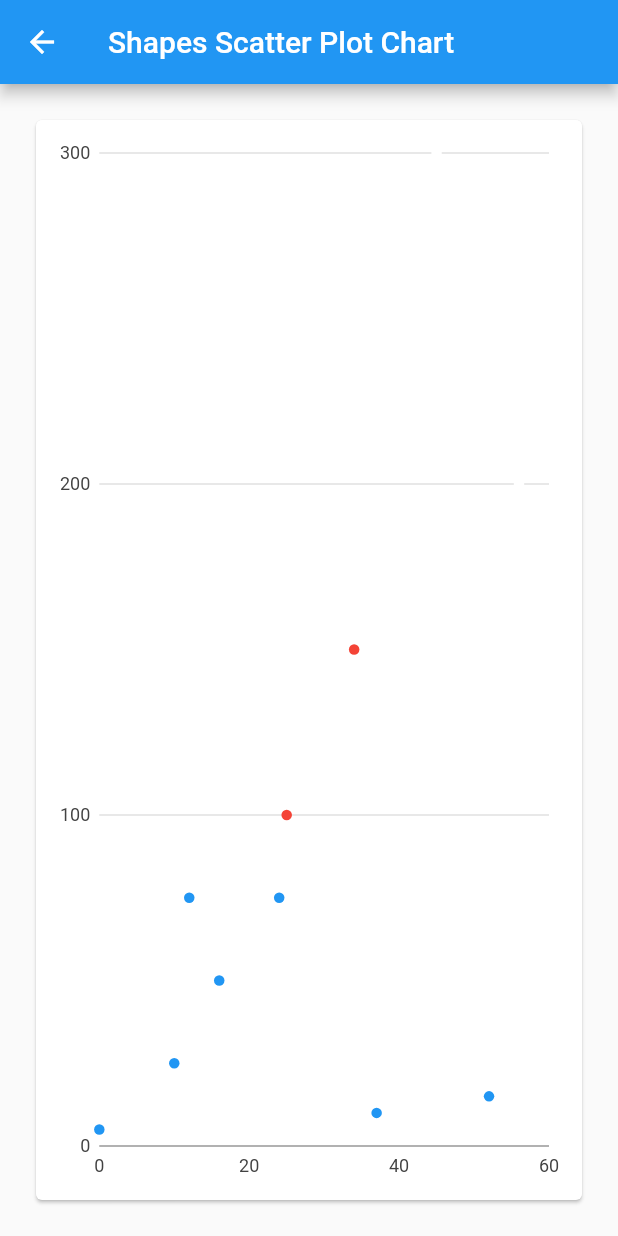
After one commit to NikhilKukreja26/Flutter-Bar-Charts, a Flutter app: the ShapesScatterPlotChartScreen screen opened directly, on a phone screen of 412 x 824 dp. The commit adds this screen. Run offline on Flutter 3.47's test engine with Material 2 defaults, Android fonts, the phone set to English and light mode, and no system bars; our stand-ins replace charts_flutter, fl_chart, pie_chart; missing offline and left inert: flutter_circular_chart; statements that could not run were skipped.

Commit message:
Scatter Plot charts completed

```diff
--- a/lib/home_page.dart
+++ b/lib/home_page.dart
@@ -3,6 +3,7 @@ import 'package:flutter/material.dart';
 import './screens/bar_charts/index.dart';
 import './screens/time_series_charts/index.dart';
 import './screens/line_charts/index.dart';
+import './screens/scatter_plot/index.dart';
 
 class HomePage extends StatelessWidget {
   @override
@@ -20,6 +21,7 @@ class HomePage extends StatelessWidget {
               BuildBarCharts(),
               BuildTimeSeriesCharts(),
               BuildLineCharts(),
+              BuildScatterPlotCharts(),
             ],
           ),
         ),
--- /dev/null
+++ b/lib/models/linear_sales.dart
@@ -0,0 +1,11 @@
+class LinearSales {
+  final int year;
+  final int sales;
+  final double radius;
+
+  LinearSales({
+    this.year,
+    this.sales,
+    this.radius,
+  });
+}
--- a/lib/screens/line_charts/index.dart
+++ b/lib/screens/line_charts/index.dart
@@ -9,3 +9,5 @@ export 'stacked_area_nulls_line_chart_screen.dart';
 export 'dashed_pattern_line_chart_screen.dart';
 export 'segments_line_chart_screen.dart';
 export 'line_annotation_line_chart_screen.dart';
+export 'range_annotation_line_chart_screen.dart';
+export 'range_annotation_margin_line_chart_screen.dart';
--- /dev/null
+++ b/lib/screens/scatter_plot/index.dart
@@ -0,0 +1,5 @@
+export 'build_scatter_plot_charts.dart';
+export 'simple_scatter_plot_chart_screen.dart';
+export 'shapes_scatter_plot_chart_screen.dart';
+export 'comparison_points_scatter_plot_chart_screen.dart';
+export 'bucketing_axis_scatter_plot_chart_screen.dart';
--- /dev/null
+++ b/lib/screens/scatter_plot/shapes_scatter_plot_chart_screen.dart
@@ -0,0 +1,167 @@
+import 'package:charts_flutter/flutter.dart' as charts;
+import 'package:flutter/material.dart';
+
+class ShapesScatterPlotChartScreen extends StatelessWidget {
+  static List<charts.Series<LinearSales, int>> createSampleData() {
+    final data = [
+      LinearSales(
+          year: 0,
+          sales: 5,
+          radius: 3.0,
+          shape: 'circle',
+          fillColor: null,
+          strokeWidth: null),
+      LinearSales(
+          year: 10,
+          sales: 25,
+          radius: 5.0,
+          shape: 'circle',
+          fillColor: null,
+          strokeWidth: null),
+      LinearSales(
+          year: 12,
+          sales: 75,
+          radius: 3.0,
+          shape: null,
+          fillColor: null,
+          strokeWidth: null),
+      LinearSales(
+          year: 13,
+          sales: 225,
+          radius: 5.0,
+          shape: 'circle',
+          fillColor: charts.MaterialPalette.white,
+          strokeWidth: 2.0),
+      LinearSales(
+          year: 16,
+          sales: 50,
+          radius: 4.0,
+          shape: null,
+          fillColor: null,
+          strokeWidth: null),
+      LinearSales(
+          year: 24,
+          sales: 75,
+          radius: 3.0,
+          shape: null,
+          fillColor: null,
+          strokeWidth: null),
+      LinearSales(
+          year: 25,
+          sales: 100,
+          radius: 3.0,
+          shape: 'circle',
+          fillColor: null,
+          strokeWidth: null),
+      LinearSales(
+          year: 34,
+          sales: 150,
+          radius: 5.0,
+          shape: null,
+          fillColor: null,
+          strokeWidth: null),
+      LinearSales(
+          year: 37,
+          sales: 10,
+          radius: 4.5,
+          shape: null,
+          fillColor: null,
+          strokeWidth: null),
+      LinearSales(
+          year: 45,
+          sales: 300,
+          radius: 8.0,
+          shape: 'circle',
+          fillColor: charts.MaterialPalette.white,
+          strokeWidth: 2.0),
+      LinearSales(
+          year: 52,
+          sales: 15,
+          radius: 4.0,
+          shape: null,
+          fillColor: null,
+          strokeWidth: null),
+      LinearSales(
+          year: 56,
+          sales: 200,
+          radius: 7.0,
+          shape: null,
+          fillColor: charts.MaterialPalette.white,
+          strokeWidth: 2.0),
+    ];
+    final maxMeasure = 300;
+
+    return [
+      charts.Series<LinearSales, int>(
+        id: 'Sales',
+        domainFn: (LinearSales sales, _) => sales.year,
+        measureFn: (LinearSales sales, _) => sales.sales,
+        radiusPxFn: (LinearSales sales, _) => sales.radius,
+        fillColorFn: (LinearSales row, _) => row.fillColor,
+        strokeWidthPxFn: (LinearSales row, _) => row.strokeWidth,
+        data: data,
+        colorFn: (LinearSales sales, _) {
+          // Bucket the measure column value into 3 distinct colors.
+          final bucket = sales.sales / maxMeasure;
+
+          if (bucket < 1 / 3) {
+            return charts.MaterialPalette.blue.shadeDefault;
+          } else if (bucket < 2 / 3) {
+            return charts.MaterialPalette.red.shadeDefault;
+          } else {
+            return charts.MaterialPalette.green.shadeDefault;
+          }
+        },
+      )
+        ..setAttribute(
+            charts.pointSymbolRendererFnKey, (int index) => data[index].shape)
+        ..setAttribute(charts.pointSymbolRendererIdKey, 'rect')
+    ];
+  }
+
+  @override
+  Widget build(BuildContext context) {
+    return Scaffold(
+      appBar: AppBar(
+        title: Text('Shapes Scatter Plot Chart'),
+      ),
+      body: Container(
+        padding: const EdgeInsets.all(20.0),
+        child: Card(
+          child: Padding(
+            padding: const EdgeInsets.all(8.0),
+            child: charts.ScatterPlotChart(
+              createSampleData(),
+              animate: true,
+              animationDuration: const Duration(milliseconds: 500),
+              defaultRenderer: charts.PointRendererConfig<num>(
+                customSymbolRenderers: {
+                  'circle': charts.CircleSymbolRenderer(),
+                  'rect': charts.RectSymbolRenderer(),
+                },
+              ),
+            ),
+          ),
+        ),
+      ),
+    );
+  }
+}
+
+class LinearSales {
+  final int year;
+  final int sales;
+  final double radius;
+  final String shape;
+  final charts.Color fillColor;
+  final double strokeWidth;
+
+  LinearSales({
+    this.year,
+    this.sales,
+    this.radius,
+    this.shape,
+    this.fillColor,
+    this.strokeWidth,
+  });
+}
```
Also changed, not shown: lib/screens/line_charts/build_line_charts.dart (+20 -0 lines), lib/screens/line_charts/range_annotation_line_chart_screen.dart (added, +63 -0 lines), lib/screens/line_charts/range_annotation_margin_line_chart_screen.dart (added, +75 -0 lines), lib/screens/scatter_plot/bucketing_axis_scatter_plot_chart_screen.dart (added, +131 -0 lines), lib/screens/scatter_plot/build_scatter_plot_charts.dart (added, +57 -0 lines), lib/screens/scatter_plot/comparison_points_scatter_plot_chart_screen.dart (added, +134 -0 lines), lib/screens/scatter_plot/simple_scatter_plot_chart_screen.dart (added, +67 -0 lines).
